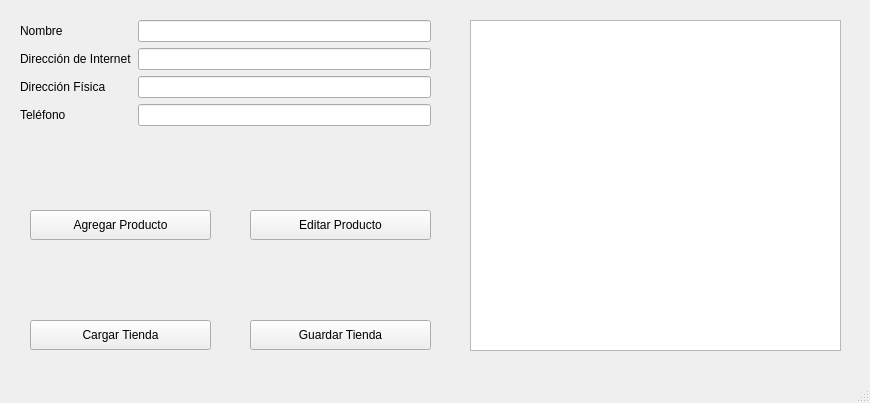
The window that tienda/src/ui/mainwindow.ui (A1exN/CI-0113_TareaProgramada4) describes before a commit, drawn with Qt 5.
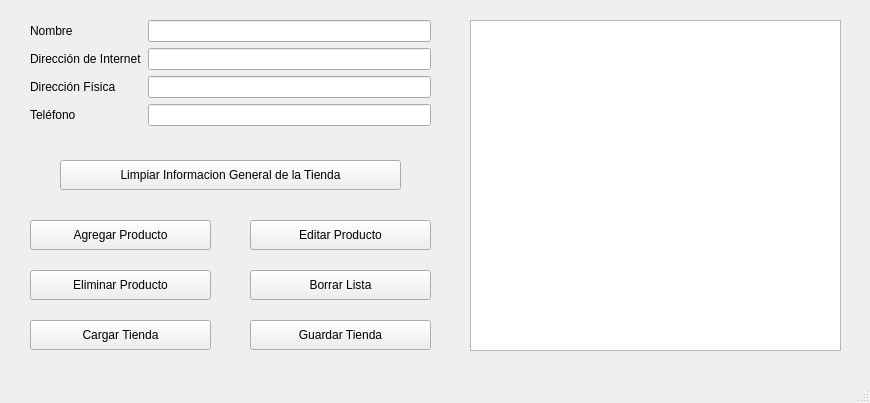
The same window after the commit.

Diff of the .ui file:
```diff
--- a/tienda/src/ui/mainwindow.ui
+++ b/tienda/src/ui/mainwindow.ui
@@ -17,9 +17,9 @@
    <widget class="QWidget" name="formLayoutWidget">
     <property name="geometry">
      <rect>
-      <x>20</x>
+      <x>30</x>
       <y>20</y>
-      <width>411</width>
+      <width>401</width>
       <height>141</height>
      </rect>
     </property>
@@ -80,7 +80,7 @@
     <property name="geometry">
      <rect>
       <x>30</x>
-      <y>210</y>
+      <y>220</y>
       <width>181</width>
       <height>30</height>
      </rect>
@@ -93,7 +93,7 @@
     <property name="geometry">
      <rect>
       <x>250</x>
-      <y>210</y>
+      <y>220</y>
       <width>181</width>
       <height>30</height>
      </rect>
@@ -128,6 +128,45 @@
      <string>Guardar Tienda</string>
     </property>
    </widget>
+   <widget class="QPushButton" name="btnEliminarProducto">
+    <property name="geometry">
+     <rect>
+      <x>30</x>
+      <y>270</y>
+      <width>181</width>
+      <height>30</height>
+     </rect>
+    </property>
+    <property name="text">
+     <string>Eliminar Producto</string>
+    </property>
+   </widget>
+   <widget class="QPushButton" name="btnBorrarLista">
+    <property name="geometry">
+     <rect>
+      <x>250</x>
+      <y>270</y>
+      <width>181</width>
+      <height>30</height>
+     </rect>
+    </property>
+    <property name="text">
+     <string>Borrar Lista</string>
+    </property>
+   </widget>
+   <widget class="QPushButton" name="btnLimpiarInformacionTienda">
+    <property name="geometry">
+     <rect>
+      <x>60</x>
+      <y>160</y>
+      <width>341</width>
+      <height>30</height>
+     </rect>
+    </property>
+    <property name="text">
+     <string>Limpiar Informacion General de la Tienda</string>
+    </property>
+   </widget>
   </widget>
   <widget class="QMenuBar" name="menubar">
    <property name="geometry">
```
Left out of the diff: 2 changed lines with no effect on the pictures.
